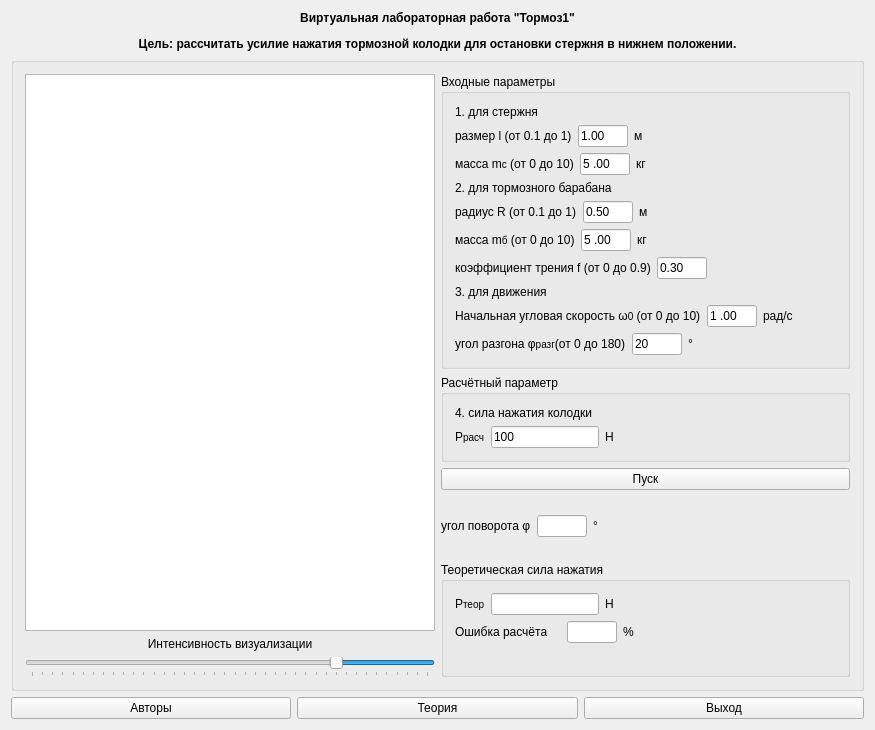
The window that mainwindow.ui (mmaulwurff/mech-brake1) describes before a commit, drawn with Qt 5.
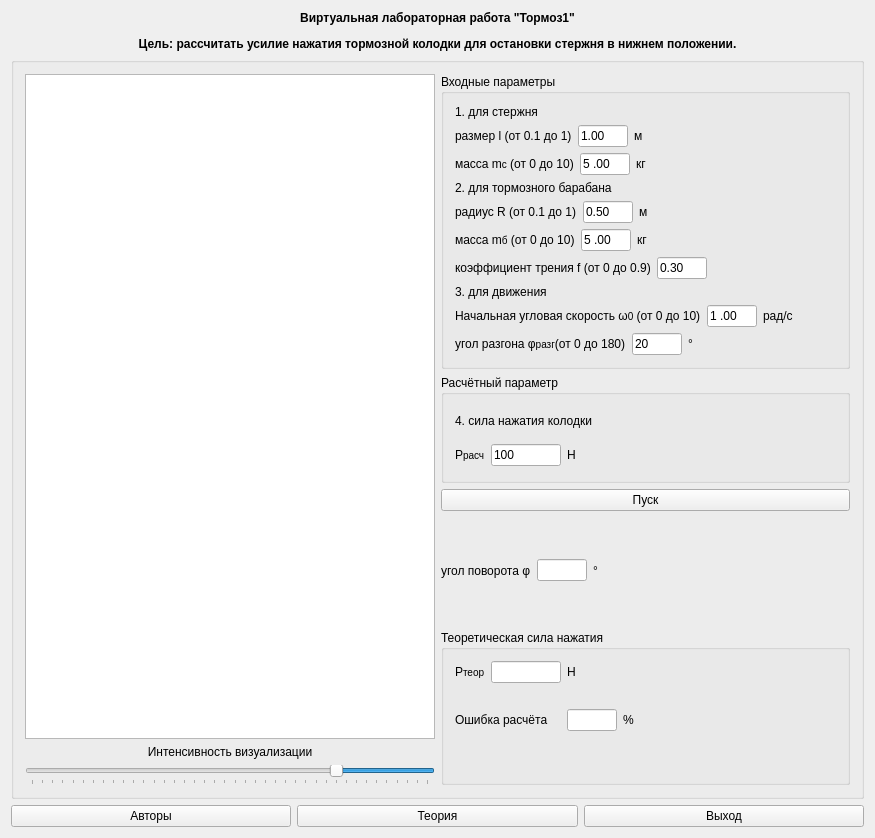
The same window after the commit. Icons and pictures are not drawn.

```diff
--- a/mainwindow.ui
+++ b/mainwindow.ui
@@ -23,7 +23,7 @@
     <x>0</x>
     <y>0</y>
     <width>875</width>
-    <height>730</height>
+    <height>838</height>
    </rect>
   </property>
   <property name="windowTitle">
@@ -581,6 +581,12 @@
                   <verstretch>0</verstretch>
                  </sizepolicy>
                 </property>
+                <property name="maximumSize">
+                 <size>
+                  <width>70</width>
+                  <height>16777215</height>
+                 </size>
+                </property>
                 <property name="text">
                  <string>100</string>
                 </property>
@@ -709,6 +715,12 @@
                   <verstretch>0</verstretch>
                  </sizepolicy>
                 </property>
+                <property name="maximumSize">
+                 <size>
+                  <width>70</width>
+                  <height>16777215</height>
+                 </size>
+                </property>
                 <property name="focusPolicy">
                  <enum>Qt::NoFocus</enum>
                 </property>
@@ -742,6 +754,16 @@
               </item>
              </layout>
             </item>
+            <item>
+             <widget class="QLabel" name="label_29">
+              <property name="text">
+               <string/>
+              </property>
+              <property name="pixmap">
+               <pixmap resource="images.qrc">:/errp.png</pixmap>
+              </property>
+             </widget>
+            </item>
             <item>
              <layout class="QHBoxLayout" name="horizontalLayout_11">
               <item>
@@ -808,6 +830,16 @@
               </item>
              </layout>
             </item>
+            <item>
+             <widget class="QLabel" name="label_28">
+              <property name="text">
+               <string/>
+              </property>
+              <property name="pixmap">
+               <pixmap resource="images.qrc">:/errp.jpg</pixmap>
+              </property>
+             </widget>
+            </item>
             <item>
              <widget class="QLabel" name="err5Label">
               <property name="text">
```
Left out of the diff: 16 changed lines with no effect on the pictures.
